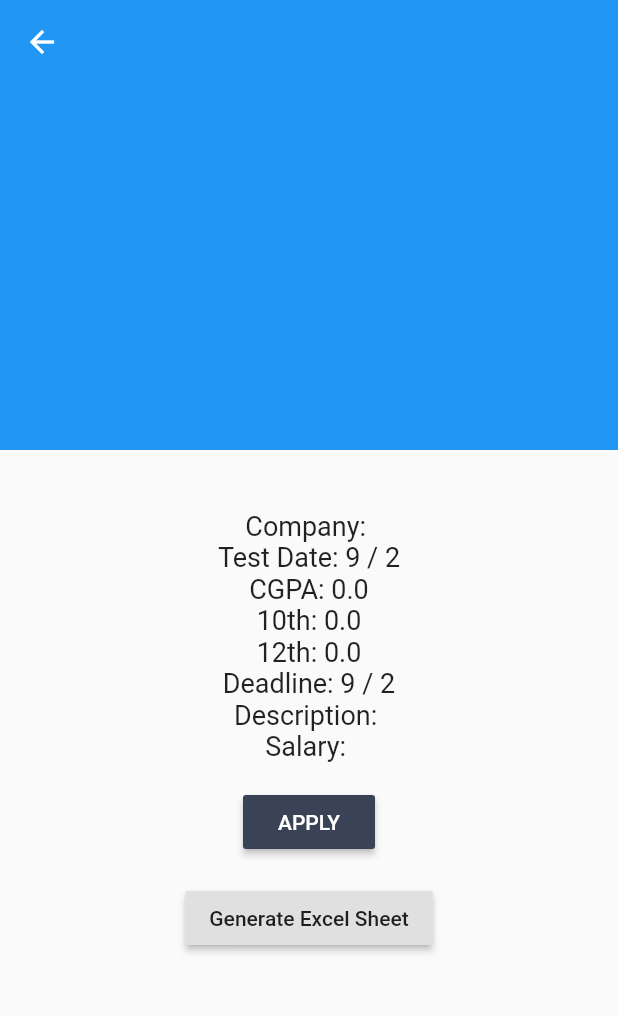
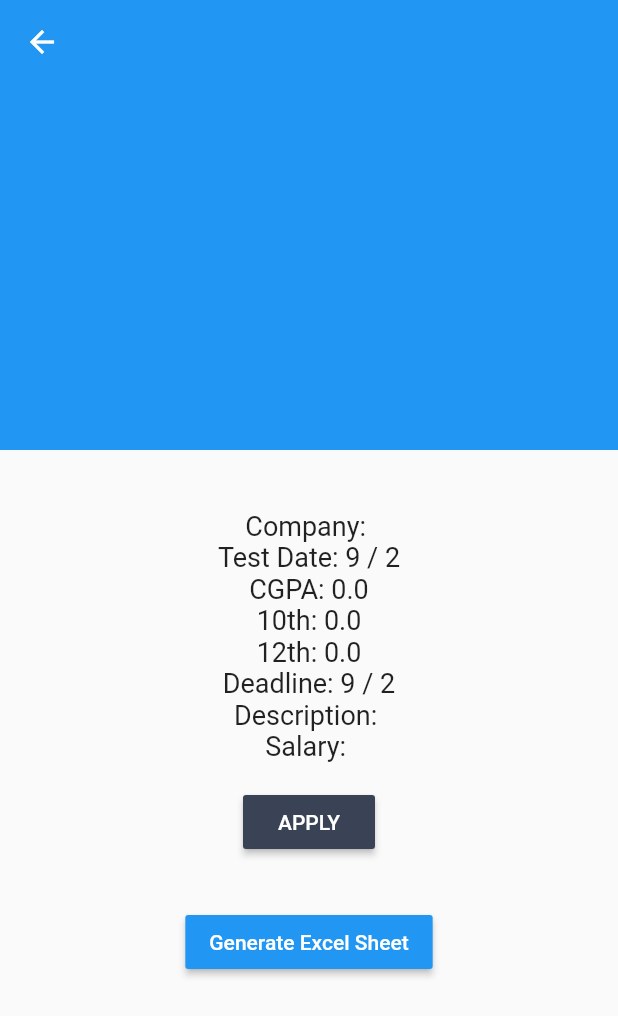
Before and after one commit to bhatnitish1998/precruitment, a Flutter app: the ApplyScreen screen opened directly with empty values, after a tap on "Generate Excel Sheet", on a phone screen of 412 x 824 dp. Shown: the top 1016 px of the screen. Run offline on Flutter 3.47's test engine with Material 2 defaults, Android fonts, the phone set to English and light mode, and no system bars; our stand-ins replace cloud_firestore, file_picker, firebase_auth, firebase_core, firebase_storage, permission_handler and 1 more; missing offline and left inert: downloads_path_provider, flutter_downloader, syncfusion_flutter_xlsio; accounts and stored records are empty.

Commit message:
excel sheet snackbar added

```diff
--- a/lib/views/applyScreen.dart
+++ b/lib/views/applyScreen.dart
@@ -247,6 +247,22 @@ class _ApplyScreenState extends State<ApplyScreen> {
       ),
     );
 
+    final excelButton = Padding(
+      padding: EdgeInsets.symmetric(vertical: 16.0),
+      child: Builder(
+        builder: (context) => RaisedButton(
+          onPressed: () async {
+            await createExcel("Generic Co.", widget.role);
+            final snackbar = SnackBar(content: Text("Excel Sheet Downloaded "));
+            Scaffold.of(context).showSnackBar(snackbar);
+          },
+          color: Colors.blue,
+          child: Text("Generate Excel Sheet",
+              style: TextStyle(color: Colors.white)),
+        ),
+      ),
+    );
+
     final bottomContent = Container(
       // height: MediaQuery.of(context).size.height,
       width: MediaQuery.of(context).size.width,
@@ -256,12 +272,13 @@ class _ApplyScreenState extends State<ApplyScreen> {
         children: <Widget>[
           bottomContentText,
           readButton,
-          RaisedButton(
-            onPressed: () {
-              createExcel("Generic Co.", widget.role);
-            },
-            child: Text("Generate Excel Sheet"),
-          )
+          excelButton,
+          // RaisedButton(
+          //   onPressed: () {
+          //     createExcel("Generic Co.", widget.role);
+          //   },
+          //   child: Text("Generate Excel Sheet"),
+          // )
         ],
       ),
     );
```
